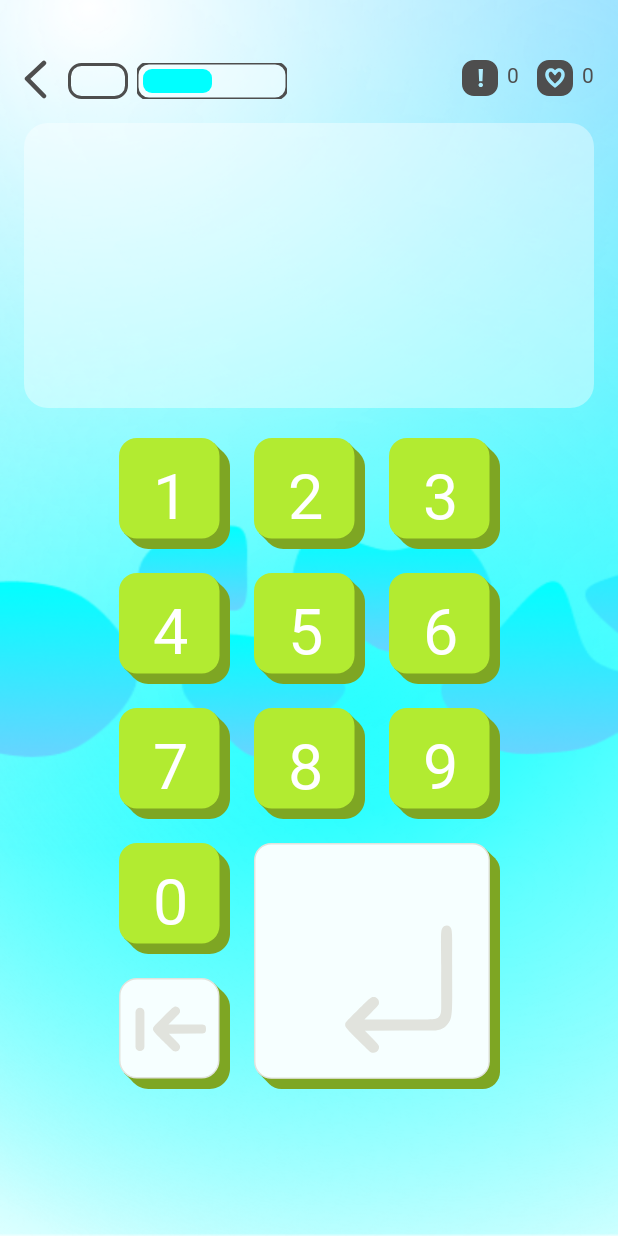
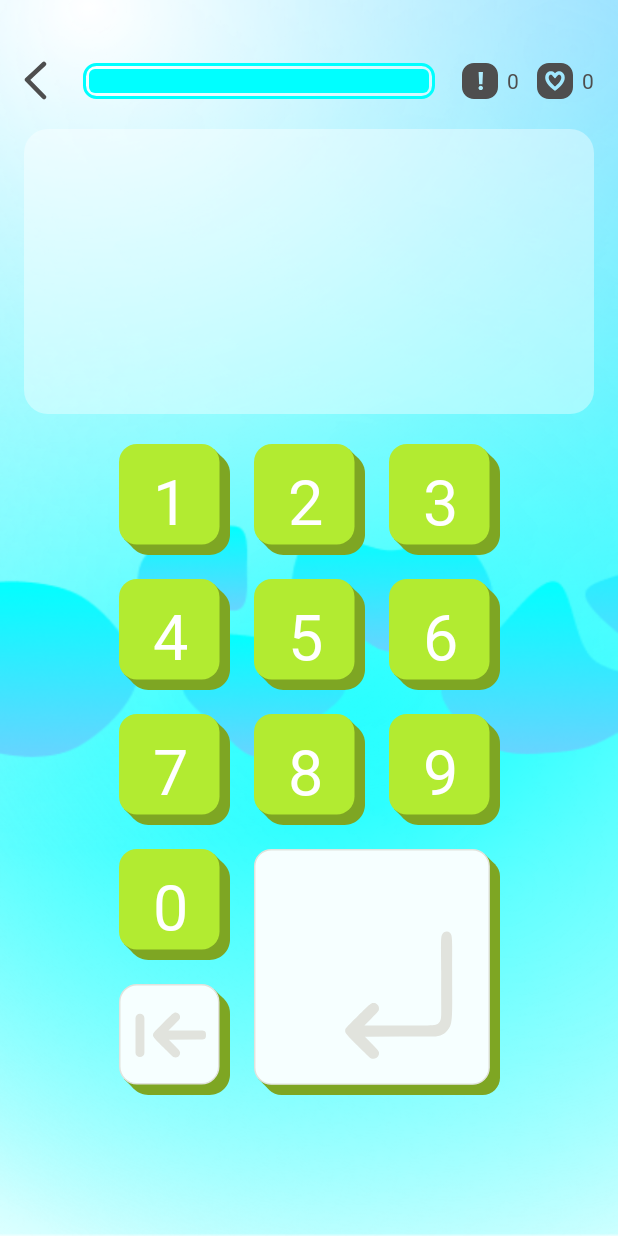
Before and after one commit to IgnatovaNatalya/Smartkid_4_0, an Android app: the GameFragment screen opened through its navigation route, on a phone screen of 412 x 824 dp. Run offline under Robolectric (Android 15) with nearby library versions, the phone set to English and light mode, and no system bars; our stand-ins replace Room's generated code, RxJava, navigation-ui; 3 statements that could not run were skipped.

Commit message:
CustomProgressBarSegment

```diff
--- a/app/src/main/java/ru/mamsikgames/smartkid/ui/util/CustomProgressBar.kt
+++ b/app/src/main/java/ru/mamsikgames/smartkid/ui/util/CustomProgressBar.kt
@@ -21,7 +21,7 @@ class CustomProgressBar @JvmOverloads constructor(
     private var borderWidth = 2f.dpToPx()                  // Толщина границы
     private var bgCornerRadius = 8f.dpToPx()               // Закругление фона
     private var progressCornerRadius = 6f.dpToPx()         // Закругление прогресса
-    private var progressPadding = 4f.dpToPx()              // Отступ прогресса от границ
+    private var progressPadding = 6f.dpToPx()              // Отступ прогресса от границ
 
     private val bgPaint = Paint(Paint.ANTI_ALIAS_FLAG).apply {
         style = Paint.Style.FILL
@@ -39,7 +39,7 @@ class CustomProgressBar @JvmOverloads constructor(
         color = progressColor
     }
 
-    private var progress = 0.5f // 0..1
+    private var progress = 1f // 0..1
 
     private val bgRect = RectF()
     private val progressRect = RectF()
@@ -51,6 +51,7 @@ class CustomProgressBar @JvmOverloads constructor(
                 bgColor = getColor(R.styleable.CustomProgressBar_bgColor, bgColor)
                 progressColor = getColor(R.styleable.CustomProgressBar_progressColor, progressColor)
                 borderColor = getColor(R.styleable.CustomProgressBar_borderColor, borderColor)
+
                 borderWidth = getDimension(R.styleable.CustomProgressBar_borderWidth, borderWidth)
                 bgCornerRadius = getDimension(R.styleable.CustomProgressBar_bgCornerRadius, bgCornerRadius)
                 progressCornerRadius = getDimension(R.styleable.CustomProgressBar_progressCornerRadius, progressCornerRadius)
@@ -73,7 +74,7 @@ class CustomProgressBar @JvmOverloads constructor(
 
     private fun updateRects() {
         // Фон (включая границу)
-        bgRect.set(0f, 0f, width.toFloat(), height.toFloat())
+        bgRect.set(1f.dpToPx(), 1f.dpToPx(), width.toFloat() - 1f.dpToPx(), height.toFloat() - 1f.dpToPx())
 
         // Прогресс (с отступами)
         progressRect.set(
--- a/app/src/main/res/layout/fragment_game.xml
+++ b/app/src/main/res/layout/fragment_game.xml
@@ -8,74 +8,80 @@
     tools:context=".ui.fragment.GameFragment">
 
     <LinearLayout
-        android:id="@+id/button_back"
+        android:id="@+id/buttons"
+        android:layout_width="0dp"
+        android:layout_height="28dp"
+        android:layout_marginStart="16dp"
+        android:layout_marginTop="40dp"
+        android:padding="0dp"
+        android:gravity="center_vertical|start"
+        app:layout_constraintStart_toStartOf="parent"
+        app:layout_constraintEnd_toStartOf="@+id/counters"
+        app:layout_constraintTop_toTopOf="parent">
+
+        <ImageView
+            android:id="@+id/buttonBack"
             android:layout_width="wrap_content"
             android:layout_height="wrap_content"
-        android:layout_marginStart="16dp"
-        android:layout_marginTop="40dp"
-        app:layout_constraintStart_toStartOf="parent"
-        app:layout_constraintTop_toTopOf="parent" >
-    <ImageView
-        android:layout_width="wrap_content"
-        android:layout_height="wrap_content"
+            android:layout_gravity="center_vertical|start"
             android:importantForAccessibility="no"
             android:src="@drawable/a4_arrow_back" />
+
         <TextView
             android:id="@+id/textView_Game_levelName"
             style="@style/a4_title_style"
             android:layout_width="wrap_content"
-        android:layout_height="28dp"
+            android:layout_height="wrap_content"
             android:layout_marginStart="6dp"
-        android:layout_marginEnd="8dp"
             tools:text="C-1" />
 
-        <TextView
-            android:layout_gravity="center"
-            android:layout_width="40dp"
+        <ru.mamsikgames.smartkid.ui.util.CustomProgressBar
+            android:layout_weight="1"
+            android:layout_width="0dp"
             android:layout_height="24dp"
-            android:background="@drawable/a4_rect_stroke"
-            android:padding="0dp"
-            />
-        <ru.mamsikgames.smartkid.ui.util.CustomProgressBar
-            android:layout_width="100dp"
-            android:layout_height="24dp"
-            android:layout_marginHorizontal="6dp"
-            android:layout_gravity="center"
+            android:layout_gravity="center_vertical|start"
             app:bgColor="@color/a4_transparent_white_65"
+            android:layout_marginHorizontal="18dp"
+            app:bgCornerRadius="8dp"
+            app:borderColor="@color/a4_cian"
+            app:borderWidth="2dp"
             app:progressColor="@color/a4_cian"
-            app:borderColor="@color/a4_grey"
-            app:borderWidth="2dp"
-            app:bgCornerRadius="8dp"
-            app:progressCornerRadius="6dp"
-            app:progressPadding="4dp"/>
+            app:progressCornerRadius="4dp"
+            app:progressPadding="4dp" />
+
     </LinearLayout>
 
     <LinearLayout
         android:id="@+id/counters"
-        android:layout_width="wrap_content"
-        android:layout_height="wrap_content"
         android:layout_marginEnd="16dp"
         android:layout_marginTop="40dp"
-        android:orientation="horizontal"
+        android:padding="0dp"
+        android:gravity="center_vertical|end"
+        android:layout_width="wrap_content"
+        android:layout_height="28dp"
         app:layout_constraintEnd_toEndOf="parent"
         app:layout_constraintTop_toTopOf="parent">
+
         <ImageView
             android:layout_width="wrap_content"
             android:layout_height="wrap_content"
+            android:layout_gravity="end|center_vertical"
             android:importantForAccessibility="no"
             android:src="@drawable/a4_icon_wrong" />
 
         <TextView
             android:id="@+id/wrong_counter"
             style="@style/a4_counter_style"
+            android:layout_width="wrap_content"
             android:layout_height="wrap_content"
-            android:layout_width="wrap_content"
+            android:layout_gravity="end|center_vertical"
             android:layout_marginStart="6dp"
             tools:text="33" />
 
         <ImageView
             android:layout_width="wrap_content"
             android:layout_height="wrap_content"
+            android:layout_gravity="end|center_vertical"
             android:layout_marginStart="12dp"
             android:importantForAccessibility="no"
             android:src="@drawable/a4_icon_correct" />
@@ -85,6 +91,7 @@
             style="@style/a4_counter_style"
             android:layout_width="wrap_content"
             android:layout_height="wrap_content"
+            android:layout_gravity="end|center_vertical"
             android:layout_marginStart="6dp"
             tools:text="99" />
     </LinearLayout>
@@ -100,10 +107,10 @@
         android:background="@drawable/a4_bg_task"
         android:gravity="center_vertical"
         android:padding="32dp"
-        tools:text="3+5="
         app:layout_constraintEnd_toEndOf="parent"
         app:layout_constraintStart_toStartOf="parent"
-        app:layout_constraintTop_toBottomOf="@+id/counters" />
+        app:layout_constraintTop_toBottomOf="@+id/buttons"
+        tools:text="3+5=" />
 
     <GridLayout
         android:layout_width="wrap_content"
@@ -215,25 +222,24 @@
             android:text="@string/_0" />
 
         <ImageView
+            android:id="@+id/button_enter"
+            android:layout_width="wrap_content"
+            android:layout_height="wrap_content"
+            android:layout_rowSpan="2"
             android:layout_columnSpan="2"
-            android:layout_rowSpan="2"
-            android:id="@+id/button_enter"
             android:layout_margin="8dp"
-            android:layout_height="wrap_content"
-            android:layout_width="wrap_content"
             android:src="@drawable/a4_btn_enter_inactive"
             tools:ignore="ContentDescription" />
 
         <ImageView
             android:id="@+id/button_erase"
+            android:layout_width="wrap_content"
+            android:layout_height="wrap_content"
             android:layout_margin="8dp"
-            android:layout_height="wrap_content"
-            android:layout_width="wrap_content"
             android:src="@drawable/a4_btn_erase_inactive"
             tools:ignore="ContentDescription" />
 
     </GridLayout>
 
 
-
 </androidx.constraintlayout.widget.ConstraintLayout>
```
Also changed, not shown: app/src/main/java/ru/mamsikgames/smartkid/ui/util/CustomProgressBarSegment.kt (added, +182 -0 lines). Lines whose indentation alone changed are shown as unchanged.
